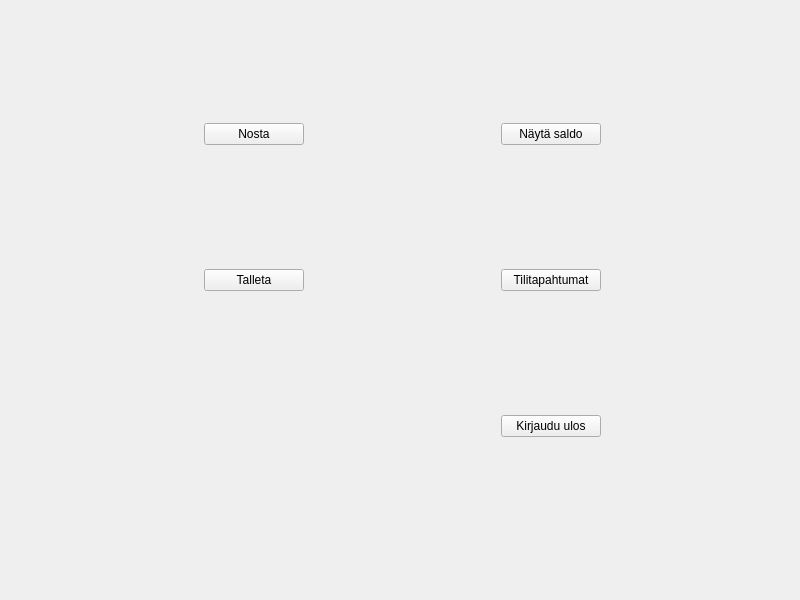
The window that frontend/menuwindow.ui (22kmo-project/group_10) describes before a commit, drawn with Qt 5.
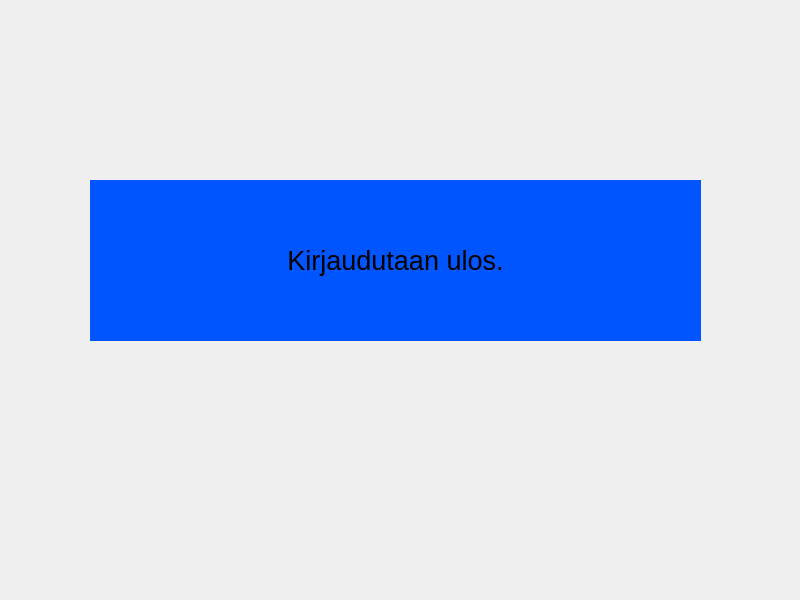
The same window after the commit.

The edit to the form file:
```diff
--- a/frontend/menuwindow.ui
+++ b/frontend/menuwindow.ui
@@ -23,14 +23,14 @@
     </rect>
    </property>
    <property name="currentIndex">
-    <number>0</number>
+    <number>2</number>
    </property>
    <widget class="QWidget" name="Page_0">
     <widget class="QWidget" name="gridLayoutWidget">
      <property name="geometry">
       <rect>
-       <x>13</x>
-       <y>5</y>
+       <x>10</x>
+       <y>40</y>
        <width>781</width>
        <height>551</height>
       </rect>
@@ -136,6 +136,48 @@
      </property>
     </widget>
    </widget>
+   <widget class="QWidget" name="page">
+    <widget class="QLabel" name="labelTimeoutMsg_2">
+     <property name="enabled">
+      <bool>true</bool>
+     </property>
+     <property name="geometry">
+      <rect>
+       <x>90</x>
+       <y>180</y>
+       <width>611</width>
+       <height>161</height>
+      </rect>
+     </property>
+     <property name="font">
+      <font>
+       <pointsize>20</pointsize>
+      </font>
+     </property>
+     <property name="styleSheet">
+      <string notr="true">background: rgb(0, 85, 255);</string>
+     </property>
+     <property name="text">
+      <string>Kirjaudutaan ulos.</string>
+     </property>
+     <property name="alignment">
+      <set>Qt::AlignCenter</set>
+     </property>
+    </widget>
+    <widget class="QLabel" name="labelpic">
+     <property name="geometry">
+      <rect>
+       <x>800</x>
+       <y>600</y>
+       <width>49</width>
+       <height>16</height>
+      </rect>
+     </property>
+     <property name="text">
+      <string>TextLabel</string>
+     </property>
+    </widget>
+   </widget>
   </widget>
  </widget>
  <resources/>
```
Left out of the diff: 95 changed lines with no effect on the pictures.
